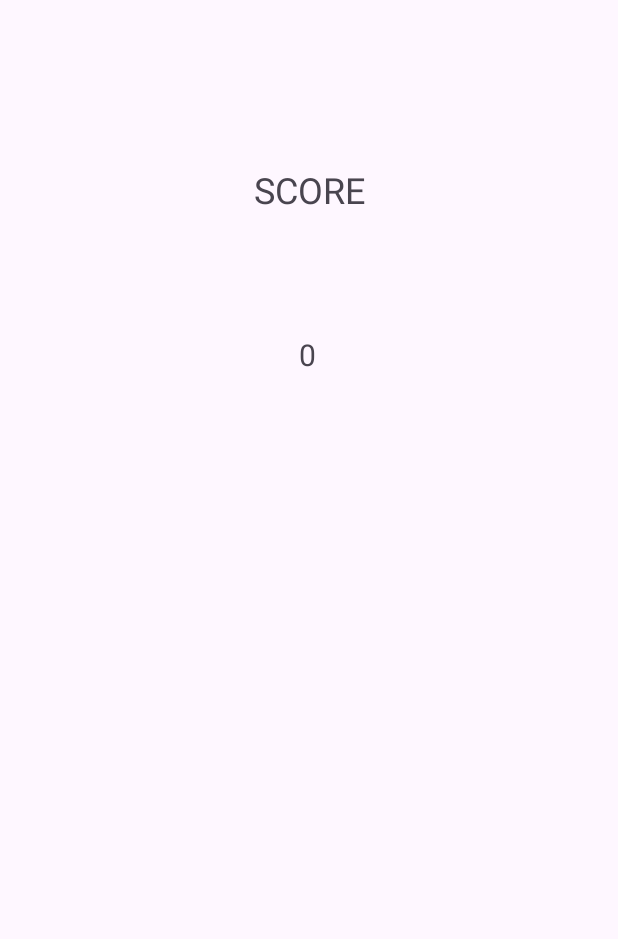
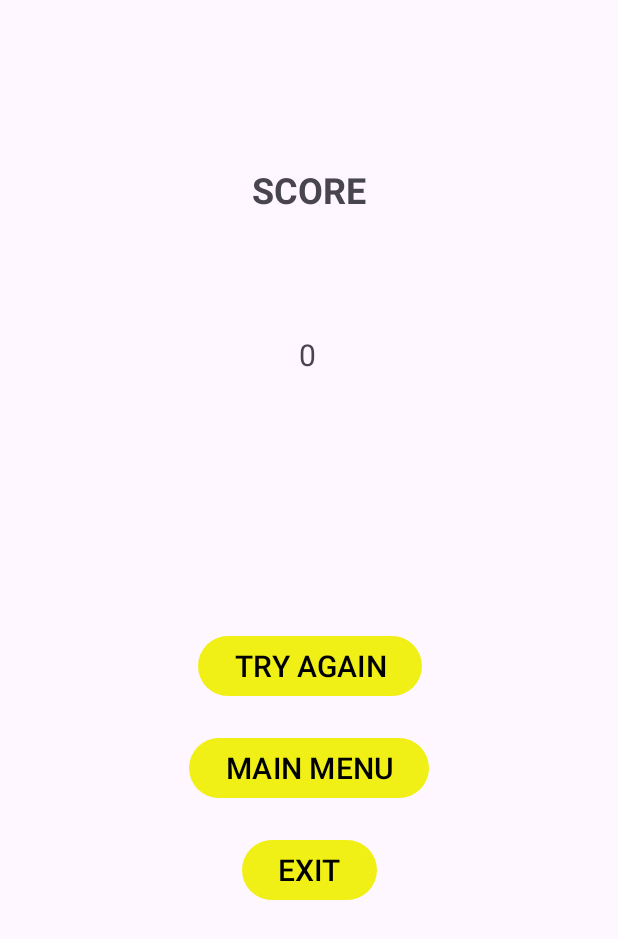
Before and after one commit to JazungaZa/RootsAndSquaresMathematics, an Android app: the ScoreActivity screen opened directly, with no data from a screen before it, on a phone screen of 412 x 824 dp. Before the commit the part shown is almost empty. Shown: the top 939 px of the screen. Run offline under Robolectric (Android 15) with nearby library versions, the phone set to English and light mode, and no system bars.

Commit message:
adding components to activity_score.xml and ScoreActivity.kt

```diff
--- a/app/src/main/java/com/habijanic/rootsandsquaresmathematics/GameActivity.kt
+++ b/app/src/main/java/com/habijanic/rootsandsquaresmathematics/GameActivity.kt
@@ -62,6 +62,7 @@ class GameActivity : AppCompatActivity() {
                 val intent = Intent(this@GameActivity,ScoreActivity::class.java)
                 intent.putExtra("score",score)
                 startActivity(intent)
+                finish()
 
             }
                 else{
@@ -93,6 +94,7 @@ class GameActivity : AppCompatActivity() {
                             val intent = Intent(this@GameActivity,ScoreActivity::class.java)
                             intent.putExtra("score",score)
                             startActivity(intent)
+                            finish()
 
                         }
                         else{
--- a/app/src/main/java/com/habijanic/rootsandsquaresmathematics/ScoreActivity.kt
+++ b/app/src/main/java/com/habijanic/rootsandsquaresmathematics/ScoreActivity.kt
@@ -1,6 +1,7 @@
 package com.habijanic.rootsandsquaresmathematics
 
 import android.os.Bundle
+import android.widget.Button
 import android.widget.TextView
 import androidx.activity.enableEdgeToEdge
 import androidx.appcompat.app.AppCompatActivity
@@ -11,6 +12,9 @@ class ScoreActivity : AppCompatActivity() {
 
     var score = 0
     lateinit var finalScoreText : TextView
+    lateinit var tryAgainButton : Button
+    lateinit var mainMenuButton : Button
+    lateinit var exitButton : Button
 
     override fun onCreate(savedInstanceState: Bundle?) {
         super.onCreate(savedInstanceState)
@@ -23,6 +27,10 @@ class ScoreActivity : AppCompatActivity() {
         }
 
         finalScoreText = findViewById(R.id.textViewFinalScore)
+        tryAgainButton = findViewById(R.id.buttonTryAgain)
+        mainMenuButton = findViewById(R.id.buttonMainMenu)
+        exitButton = findViewById(R.id.buttonExit)
+
         score = intent.getIntExtra("score",0)
         finalScoreText.text = score.toString()
     }
--- a/app/src/main/res/layout/activity_score.xml
+++ b/app/src/main/res/layout/activity_score.xml
@@ -14,6 +14,7 @@
         android:layout_marginTop="110dp"
         android:text="@string/score_big"
         android:textSize="24sp"
+        android:textStyle="bold"
         app:layout_constraintEnd_toEndOf="parent"
         app:layout_constraintStart_toStartOf="parent"
         app:layout_constraintTop_toTopOf="parent" />
@@ -29,4 +30,38 @@
         app:layout_constraintHorizontal_bias="0.498"
         app:layout_constraintStart_toStartOf="parent"
         app:layout_constraintTop_toBottomOf="@+id/textView2" />
+
+    <Button
+        android:id="@+id/buttonTryAgain"
+        android:layout_width="wrap_content"
+        android:layout_height="wrap_content"
+        android:layout_marginBottom="20dp"
+        android:text="@string/try_again"
+        android:textSize="20sp"
+        app:layout_constraintBottom_toTopOf="@+id/buttonMainMenu"
+        app:layout_constraintEnd_toEndOf="parent"
+        app:layout_constraintHorizontal_bias="0.503"
+        app:layout_constraintStart_toStartOf="parent" />
+
+    <Button
+        android:id="@+id/buttonMainMenu"
+        android:layout_width="wrap_content"
+        android:layout_height="wrap_content"
+        android:layout_marginBottom="20dp"
+        android:text="@string/main_menu"
+        android:textSize="20sp"
+        app:layout_constraintBottom_toTopOf="@+id/buttonExit"
+        app:layout_constraintEnd_toEndOf="parent"
+        app:layout_constraintStart_toStartOf="parent" />
+
+    <Button
+        android:id="@+id/buttonExit"
+        android:layout_width="wrap_content"
+        android:layout_height="wrap_content"
+        android:layout_marginBottom="220dp"
+        android:text="@string/exit"
+        android:textSize="20sp"
+        app:layout_constraintBottom_toBottomOf="parent"
+        app:layout_constraintEnd_toEndOf="parent"
+        app:layout_constraintStart_toStartOf="parent" />
 </androidx.constraintlayout.widget.ConstraintLayout>
--- a/app/src/main/res/values/strings.xml
+++ b/app/src/main/res/values/strings.xml
@@ -15,5 +15,8 @@
     <string name="game_over">Game Over</string>
     <string name="score_big">SCORE</string>
     <string name="enter_a_number">Please enter a number</string>
+    <string name="try_again">TRY AGAIN</string>
+    <string name="main_menu">MAIN MENU</string>
+    <string name="exit">EXIT</string>
 
 </resources>
```
